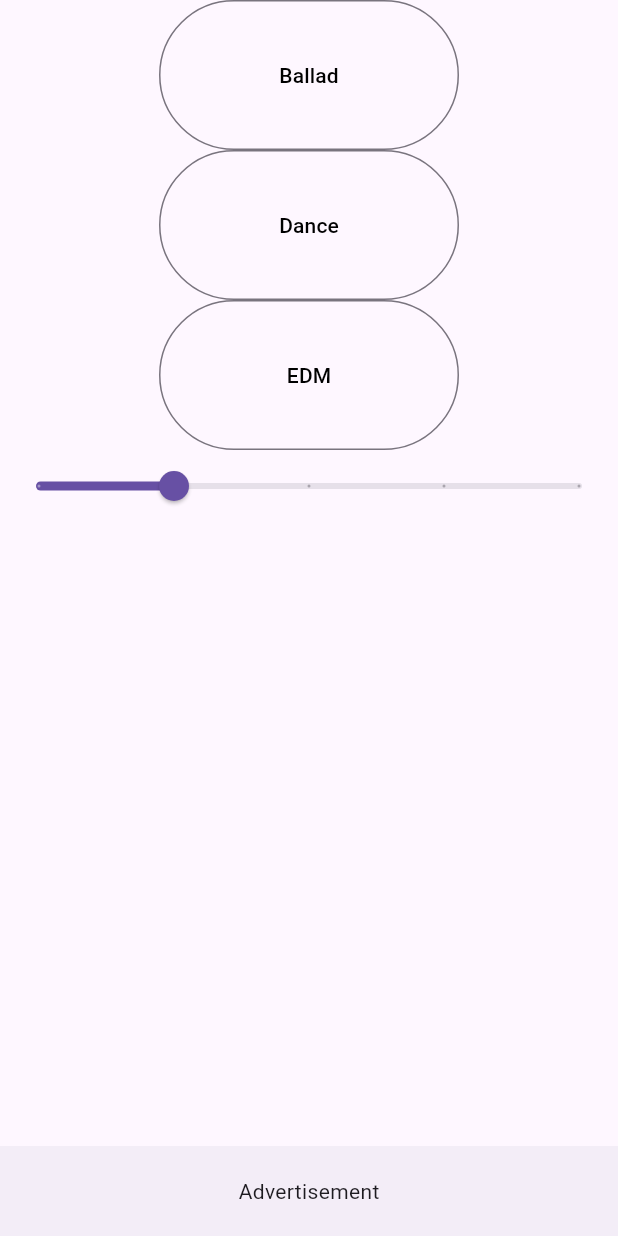
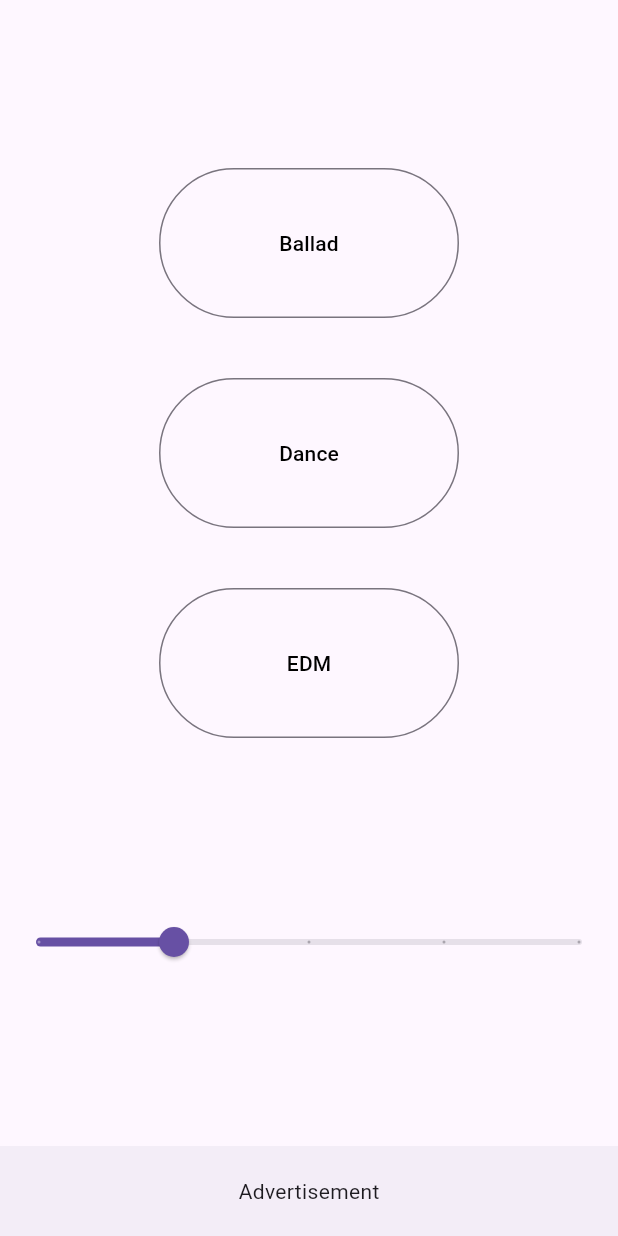
Before and after one commit to Ilegirl/FlassApp, a Flutter app: the screen it shows after launch, on a phone screen of 412 x 824 dp. Run offline on Flutter 3.47's test engine with Material 3 defaults, Android fonts, the phone set to English and light mode, and no system bars.

Commit message:
[feat] FlashUI.dart 버튼 사이 마진 추가
GenreList 배열 추가

GenreList의 컴포넌트로 라벨 변경

```diff
--- a/lib/ui/FlashUI.dart
+++ b/lib/ui/FlashUI.dart
@@ -1,6 +1,7 @@
 import 'package:flutter/material.dart';
 
 import '../component/single/button/FlashButton.dart';
+import '../component/single/margin/Crossmargin.dart';
 import '../component/single/slider/TempoSlider.dart';
 
 class FlashUI extends StatefulWidget {
@@ -12,24 +13,27 @@ class FlashUI extends StatefulWidget {
 
 class _FlashUIState extends State<FlashUI> {
   double _currentSliderValue = 20;
+  List GenreList = ["Ballad", "Dance", "EDM"];
 
   @override
   Widget build(BuildContext context) {
     return Column(
+      mainAxisAlignment: MainAxisAlignment.spaceEvenly,
       children: [
         Column(
-          mainAxisAlignment: MainAxisAlignment.spaceEvenly,
           children: [
             FlashButton(
-              label: 'Ballad',
+              label: GenreList[0],
               onPressed: () {},
             ),
+            Crossmargin(),
             FlashButton(
-              label: 'Dance',
+              label: GenreList[1],
               onPressed: () {},
             ),
+            Crossmargin(),
             FlashButton(
-              label: 'EDM',
+              label: GenreList[2],
               onPressed: () {},
             )
           ],
```
